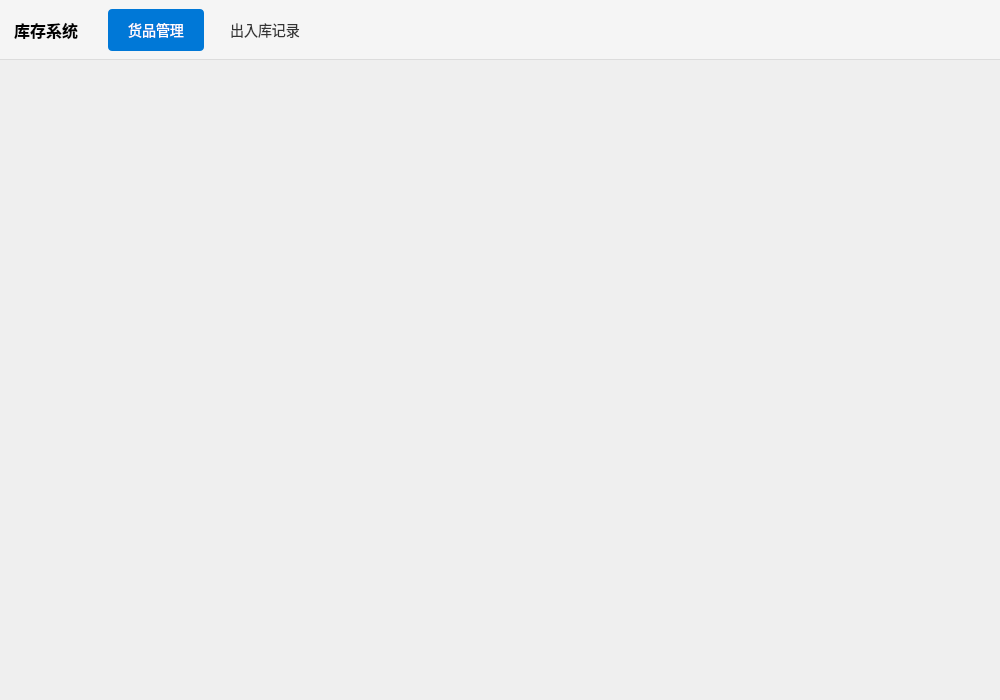
TheShigure7/QT_Warehouse_System, file masterview.ui: the form before one commit.
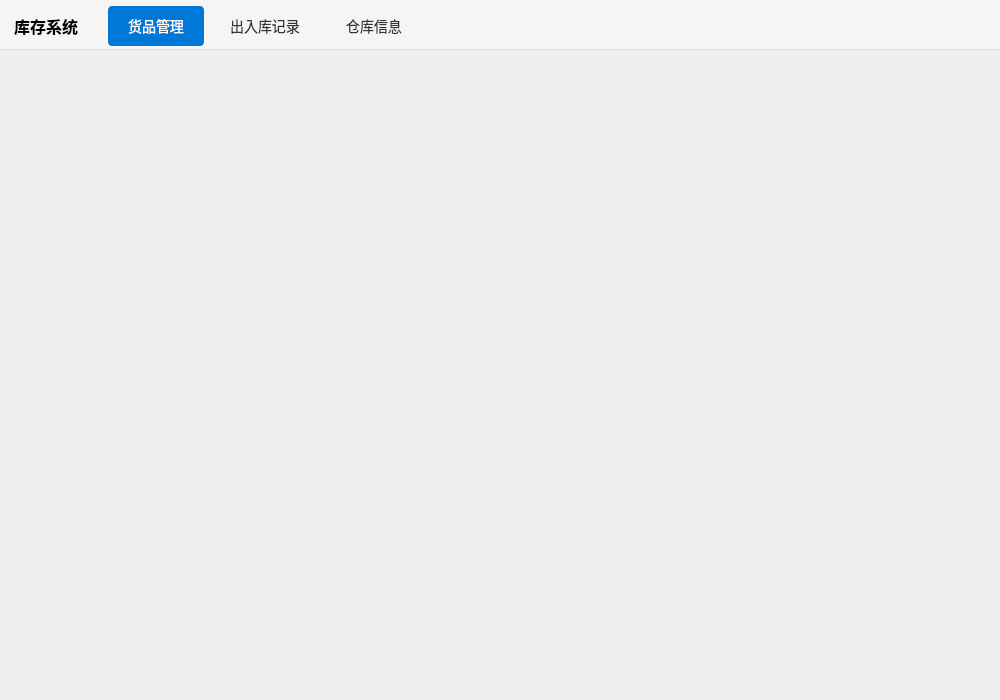
The form after the commit.

Commit message: 初步实现仓库页面按钮

```diff
--- a/masterview.ui
+++ b/masterview.ui
@@ -58,10 +58,16 @@
 	border-radius: 4px;
 }</string>
      </property>
+     <widget class="QWidget" name="">
+      <property name="geometry">
+       <rect>
+        <x>10</x>
+        <y>6</y>
+        <width>1097</width>
+        <height>40</height>
+       </rect>
+      </property>
      <layout class="QHBoxLayout" name="horizontalLayout">
-      <property name="leftMargin">
-       <number>10</number>
-      </property>
       <item>
        <widget class="QLabel" name="labelLogo">
         <property name="text">
@@ -101,6 +107,19 @@
         </property>
        </widget>
       </item>
+       <item>
+        <widget class="QPushButton" name="btnPageWarehouse">
+         <property name="text">
+          <string>仓库信息</string>
+         </property>
+         <property name="checkable">
+          <bool>true</bool>
+         </property>
+         <property name="autoExclusive">
+          <bool>true</bool>
+         </property>
+        </widget>
+       </item>
       <item>
        <spacer name="horizontalSpacer">
         <property name="orientation">
@@ -108,13 +127,14 @@
         </property>
         <property name="sizeHint" stdset="0">
          <size>
-          <width>40</width>
-          <height>20</height>
+           <width>671</width>
+           <height>17</height>
          </size>
         </property>
        </spacer>
       </item>
      </layout>
+     </widget>
     </widget>
    </item>
    <item>
```
Left out of the diff: 8 changed lines with no effect on the pictures. Lines whose indentation alone changed are shown as unchanged. The commit also changes 6 other files.
